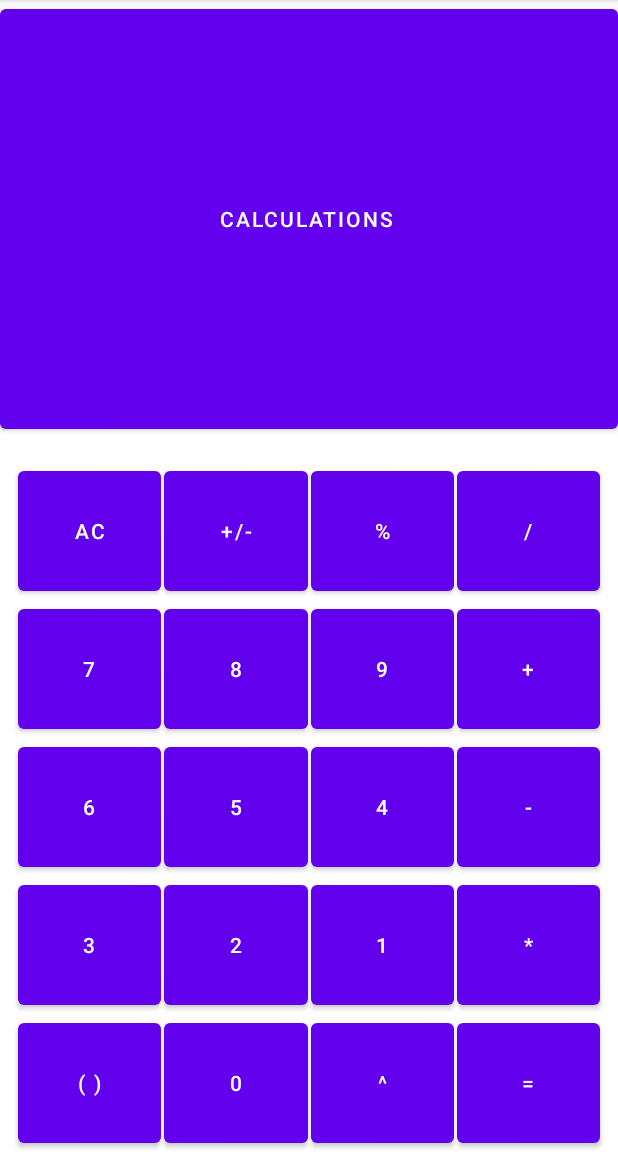
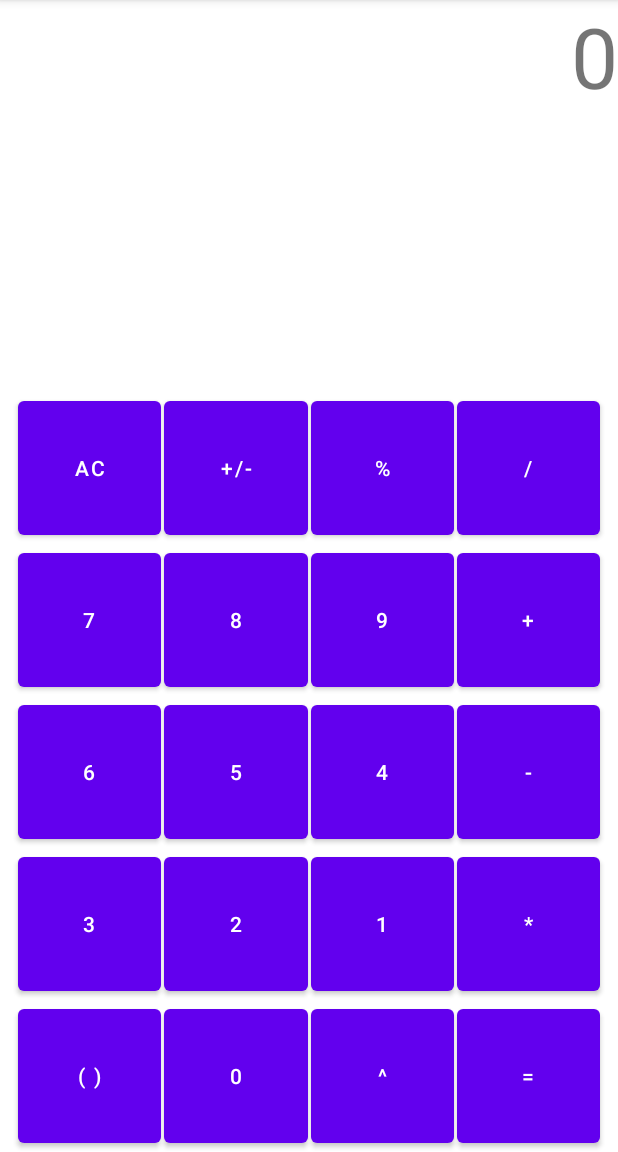
Before and after one commit to CalebLee99/CS458_Mobile_App, an Android app: the screen it shows after launch (MainActivity), on a phone screen of 412 x 824 dp, the part 84-1236 px from its top. Run offline under Robolectric (Android 15) with nearby library versions, the phone set to English and light mode, and no system bars.

Commit message:
Added really basic button functionality.
Clear is working. Number pressing working

```diff
--- a/LazyCalc/app/src/main/java/com/example/lazycalc/MainActivity.kt
+++ b/LazyCalc/app/src/main/java/com/example/lazycalc/MainActivity.kt
@@ -2,10 +2,40 @@ package com.example.lazycalc
 
 import androidx.appcompat.app.AppCompatActivity
 import android.os.Bundle
+import android.view.View
+import android.widget.Button
+import android.widget.TextView
 
 class MainActivity : AppCompatActivity() {
+    var currentValue = 0
+
     override fun onCreate(savedInstanceState: Bundle?) {
         super.onCreate(savedInstanceState)
         setContentView(R.layout.activity_main)
+
+        updateDisplay()
+    }
+
+    fun updateDisplay() // Update Display on the calculator
+    {
+        val outputView = findViewById<TextView>(R.id.Button_Calculation) // Finding out where to change the text
+        outputView.text = currentValue.toString()
+    }
+
+    // Common Attributes -> onClick
+    fun clearPressed(view: View) // Add the view parameter to attach a function to a button
+    {
+        currentValue = 0;
+        updateDisplay();
+    }
+
+    fun numberButtonPressed(view: View)
+    {
+        val button = view as Button // Convert view as button.
+        val digit = button.text.toString().toInt()
+        //currentValue = digit
+        currentValue *= 10
+        currentValue += digit
+        updateDisplay()
     }
 }
--- a/LazyCalc/app/src/main/res/layout/activity_main.xml
+++ b/LazyCalc/app/src/main/res/layout/activity_main.xml
@@ -96,6 +96,7 @@
         android:layout_width="0dp"
         android:layout_height="0dp"
         android:layout_marginStart="2dp"
+        android:onClick="numberButtonPressed"
         android:text="4"
         app:layout_constraintBottom_toTopOf="@+id/Button_2"
         app:layout_constraintEnd_toStartOf="@+id/Button_Minus"
@@ -121,6 +122,7 @@
         android:layout_width="0dp"
         android:layout_height="0dp"
         android:layout_marginStart="2dp"
+        android:onClick="numberButtonPressed"
         android:text="1"
         app:layout_constraintBottom_toTopOf="@+id/Button_0"
         app:layout_constraintEnd_toStartOf="@+id/Button_Multiply"
@@ -134,6 +136,7 @@
         android:layout_width="0dp"
         android:layout_height="0dp"
         android:layout_marginStart="2dp"
+        android:onClick="numberButtonPressed"
         android:text="9"
         app:layout_constraintBottom_toTopOf="@+id/Button_5"
         app:layout_constraintEnd_toStartOf="@+id/Button_Plus"
@@ -147,6 +150,7 @@
         android:layout_width="0dp"
         android:layout_height="0dp"
         android:layout_marginStart="2dp"
+        android:onClick="numberButtonPressed"
         android:text="0"
         app:layout_constraintBottom_toBottomOf="parent"
         app:layout_constraintEnd_toStartOf="@+id/Button_Exponent"
@@ -159,6 +163,7 @@
         android:layout_width="0dp"
         android:layout_height="0dp"
         android:layout_marginStart="2dp"
+        android:onClick="numberButtonPressed"
         android:text="2"
         app:layout_constraintBottom_toTopOf="@+id/Button_0"
         app:layout_constraintEnd_toStartOf="@+id/Button_1"
@@ -172,6 +177,7 @@
         android:layout_width="0dp"
         android:layout_height="0dp"
         android:layout_marginStart="2dp"
+        android:onClick="numberButtonPressed"
         android:text="5"
         app:layout_constraintBottom_toTopOf="@+id/Button_2"
         app:layout_constraintEnd_toStartOf="@+id/Button_4"
@@ -199,6 +205,7 @@
         android:layout_width="0dp"
         android:layout_height="0dp"
         android:layout_marginStart="2dp"
+        android:onClick="numberButtonPressed"
         android:text="8"
         app:layout_constraintBottom_toTopOf="@+id/Button_5"
         app:layout_constraintEnd_toStartOf="@+id/Button_9"
@@ -207,11 +214,14 @@
         app:layout_constraintTop_toBottomOf="@+id/Button_Plus_Minus"
         app:layout_constraintVertical_bias="0.0" />
 
-    <Button
+    <TextView
         android:id="@+id/Button_Calculation"
-        android:layout_width="0dp"
-        android:layout_height="292dp"
-        android:text="Calculations "
+        android:layout_width="411dp"
+        android:layout_height="245dp"
+        android:text="Calculations"
+        android:textAlignment="textEnd"
+        android:textSize="56sp"
+        android:typeface="normal"
         app:layout_constraintEnd_toEndOf="parent"
         app:layout_constraintStart_toStartOf="parent"
         app:layout_constraintTop_toTopOf="parent"
@@ -223,6 +233,7 @@
         android:layout_height="0dp"
         android:layout_marginStart="12dp"
         android:layout_marginTop="16dp"
+        android:onClick="clearPressed"
         android:text="AC"
         app:layout_constraintBottom_toTopOf="@+id/Button_7"
         app:layout_constraintEnd_toStartOf="@+id/Button_Plus_Minus"
@@ -236,6 +247,7 @@
         android:layout_width="0dp"
         android:layout_height="0dp"
         android:layout_marginStart="12dp"
+        android:onClick="numberButtonPressed"
         android:text="3"
         app:layout_constraintBottom_toTopOf="@+id/Button_Para"
         app:layout_constraintEnd_toStartOf="@+id/Button_2"
@@ -248,6 +260,7 @@
         android:layout_width="0dp"
         android:layout_height="0dp"
         android:layout_marginStart="12dp"
+        android:onClick="numberButtonPressed"
         android:text="6"
         app:layout_constraintBottom_toTopOf="@+id/Button_3"
         app:layout_constraintEnd_toStartOf="@+id/Button_5"
@@ -272,6 +285,7 @@
         android:layout_width="0dp"
         android:layout_height="0dp"
         android:layout_marginStart="12dp"
+        android:onClick="numberButtonPressed"
         android:text="7"
         app:layout_constraintBottom_toTopOf="@+id/Button_6"
         app:layout_constraintEnd_toStartOf="@+id/Button_8"
```
